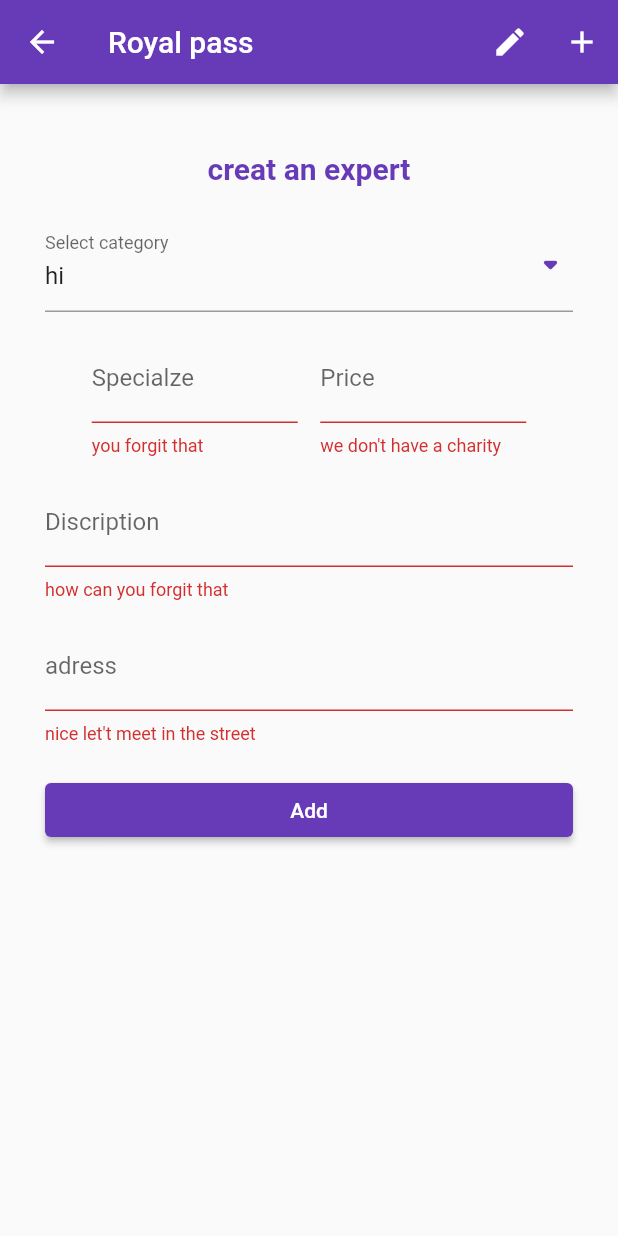
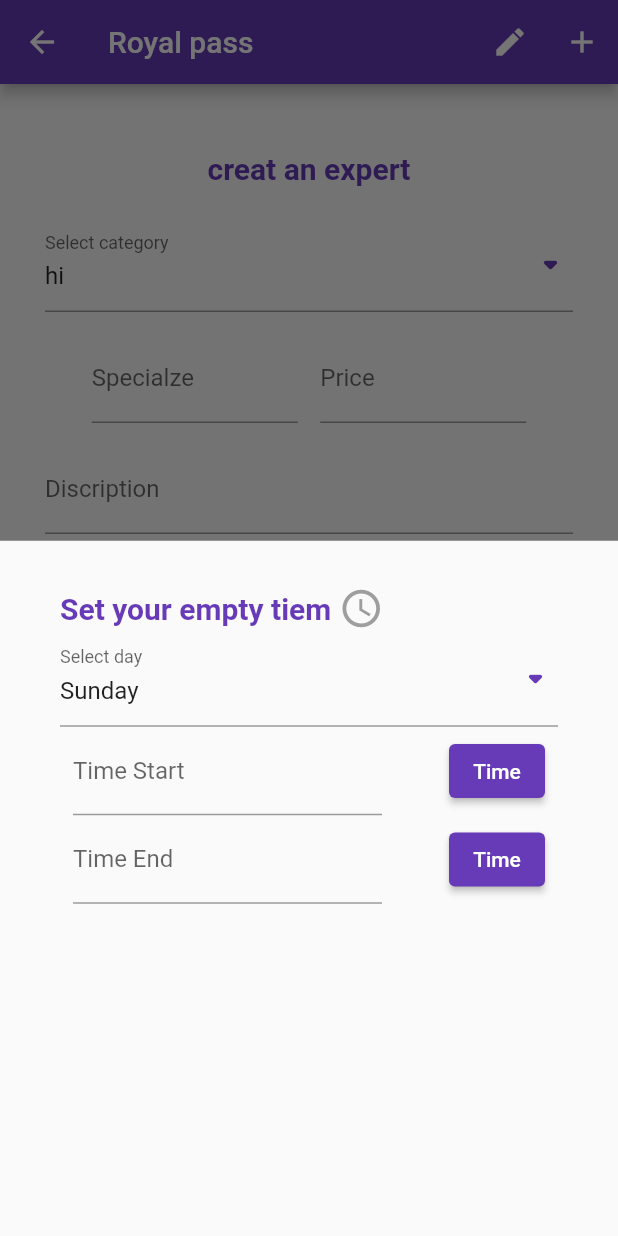
Before and after one commit to AbdullahRahmoun1/project_front, a Flutter app: the NewExpertScreen screen opened by its route, after a tap on "Add", on a phone screen of 412 x 824 dp. Run offline on Flutter 3.47's test engine with Material 2 defaults, Android fonts, the phone set to English and light mode, and no system bars; our stand-ins replace curved_navigation_bar, flutter_rating_bar, flutter_secure_storage, image_picker, lottie; accounts and stored records are empty; network calls fail; project files that could hold a hidden picture were left out.

```diff
--- a/lib/screen/home_screen.dart
+++ b/lib/screen/home_screen.dart
@@ -111,7 +111,8 @@ class _HomeSceenState extends State<HomeSceen> {
     return Scaffold(
       appBar: AppBar(
         title: Text('Home Page'),
-        actions: <Widget>[
+        actions: _isExpert
+            ? <Widget>[
                 IconButton(
                   icon: Icon(
                     Icons.account_circle,
@@ -122,8 +123,7 @@ class _HomeSceenState extends State<HomeSceen> {
                     Navigator.of(context).pushNamed(ProfileScreen.routName);
                   },
                 ),
-          _isExpert
-              ? IconButton(
+                IconButton(
                   onPressed: () {},
                   icon: Icon(
                     Icons.calendar_month_rounded,
@@ -131,8 +131,8 @@ class _HomeSceenState extends State<HomeSceen> {
                     size: 29,
                   ),
                 )
-              : Container()
-        ],
+              ]
+            : [Container()],
       ),
       drawer: AppDrawer(_userName, _userPhone),
       body: _isLoaded
--- a/lib/screen/new_exper_screen.dart
+++ b/lib/screen/new_exper_screen.dart
@@ -23,6 +23,7 @@ class _EditNewExpertScreen extends State<NewExpertScreen> {
   var _spec = TextEditingController();
   var _dis = TextEditingController();
   var _adress = TextEditingController();
+  var _isDone = false;
 
   @override
   void dispose() {
@@ -38,6 +39,14 @@ class _EditNewExpertScreen extends State<NewExpertScreen> {
     List<Category> expertCat = [];
     var selectedValue = categories[0].name;
     var isCorrect = true;
+    var days = [
+      'Sunday',
+      'Monday',
+      'Tuesday',
+      'Wednesday',
+      'Thursday',
+      'Friday',
+    ];
     String? id = '0';
     Map<String?, dynamic> expertInfo = {
       "specialty_id": id,
@@ -46,6 +55,110 @@ class _EditNewExpertScreen extends State<NewExpertScreen> {
       "address": "",
       "specialization": ""
     };
+    var selectedDay = days[0];
+    void startAddDate(
+      BuildContext ctx,
+    ) {
+      showModalBottomSheet(
+        context: ctx,
+        builder: (_) {
+          return Container(
+            margin: EdgeInsets.only(top: 30, left: 40, right: 40),
+            child: ListView(
+              children: <Widget>[
+                SizedBox(
+                  width: 20,
+                ),
+                Row(
+                  children: <Widget>[
+                    Text(
+                      'Set your empty tiem',
+                      style: TextStyle(
+                        fontWeight: FontWeight.bold,
+                      ),
+                    ),
+                    SizedBox(
+                      width: 5,
+                    ),
+                    Icon(
+                      Icons.schedule,
+                      color: Colors.grey,
+                      size: 30,
+                    )
+                  ],
+                ),
+                DropdownButtonFormField(
+                  icon: const Icon(
+                    Icons.arrow_drop_down_rounded,
+                    color: Colors.deepPurple,
+                    size: 30,
+                  ),
+                  decoration: InputDecoration(
+                    labelText: 'Select day',
+                  ),
+                  value: selectedDay,
+                  items: days
+                      .map(
+                        (e) => DropdownMenuItem(
+                          child: Text(e),
+                          value: e,
+                        ),
+                      )
+                      .toList(),
+                  onChanged: (value) {
+                    setState(() {
+                      selectedDay = value!;
+                    });
+                  },
+                ),
+                SizedBox(
+                  width: 20,
+                ),
+                Row(
+                  mainAxisAlignment: MainAxisAlignment.spaceAround,
+                  children: <Widget>[
+                    SizedBox(
+                      width: MediaQuery.of(context).size.width / 2,
+                      child: TextFormField(
+                        decoration: InputDecoration(
+                          labelText: 'Time Start',
+                        ),
+                        textInputAction: TextInputAction.next,
+                      ),
+                    ),
+                    SizedBox(
+                      width: 10,
+                    ),
+                    ElevatedButton(onPressed: () {}, child: Text('Time')),
+                  ],
+                ),
+                SizedBox(
+                  width: 20,
+                ),
+                Row(
+                  mainAxisAlignment: MainAxisAlignment.spaceAround,
+                  children: <Widget>[
+                    SizedBox(
+                      width: MediaQuery.of(context).size.width / 2,
+                      child: TextFormField(
+                        decoration: InputDecoration(
+                          labelText: 'Time End',
+                        ),
+                        textInputAction: TextInputAction.next,
+                      ),
+                    ),
+                    SizedBox(
+                      width: 10,
+                    ),
+                    ElevatedButton(onPressed: () {}, child: Text('Time')),
+                  ],
+                ),
+              ],
+            ),
+          );
+        },
+      );
+    }
 
     void _saveForm() {
       final isValid = _form.currentState!.validate();
@@ -318,24 +431,14 @@ class _EditNewExpertScreen extends State<NewExpertScreen> {
                 width: screenWidth / 3,
                 child: ElevatedButton(
                   onPressed: () {
-                    _saveForm();
                     print(expertInfo);
                     print('the id = $id');
                     if (isCorrect) {
+                      startAddDate(context);
+                      if (_isDone) {
+                        _saveForm();
                         Provider.of<Server>(context, listen: false)
                             .becomeExpert(expertInfo, context);
-                      expertCat.add(
-                        Category(
-                            id: id,
-                            color: categories
-                                .firstWhere((element) => element.id == id)
-                                .color,
-                            name: expertInfo['specialization'],
-                            icon: categories
-                                .firstWhere((element) => element.id == id)
-                                .icon),
-                      );
-                      print(expertCat[0]);
                         showDialog(
                           context: context,
                           builder: (context) => AlertDialog(
@@ -364,6 +467,7 @@ class _EditNewExpertScreen extends State<NewExpertScreen> {
                           ),
                         );
                       }
+                    }
                   },
                   child: Text(
                     'Add',
--- a/lib/widgets/expert_widget.dart
+++ b/lib/widgets/expert_widget.dart
@@ -54,11 +54,12 @@ class _ExpertWidgetState extends State<ExpertWidget> {
         ),
         child: ListTile(
           leading: CircleAvatar(
-            backgroundColor: Colors.deepPurple,
+            backgroundImage: AssetImage('assets/images/cosn.png'),
             radius: 42,
             child: CircleAvatar(
               radius: 30,
-              backgroundImage: NetworkImage("http://$baseUrl:8000/api/"+expert.imagePath!),
+              backgroundImage:
+                  NetworkImage("http://$baseUrl:8000/api/" + expert.imagePath!),
             ),
           ),
           trailing: Column(
```
Lines whose indentation alone changed are shown as unchanged.
